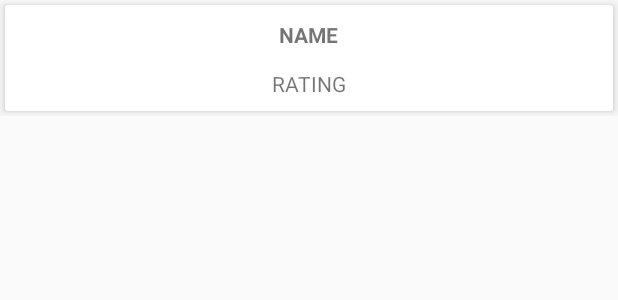
After one commit to kunalt4/railway-viacom-video, an Android app: the layout list_video_view.xml on its own in the app's theme, with its tools: preview values and no code run, on a phone screen of 412 x 824 dp. The commit adds this screen. Shown: the top 300 px of the screen. Run offline under Robolectric (Android 15) with nearby library versions, the phone set to English and light mode, and no system bars.

Commit message:
3rd Commit - RecyclerView added, thumbnails added. Issues: Thumbnails take time to load, and do not support flv.

```diff
--- a/app/build.gradle
+++ b/app/build.gradle
@@ -34,5 +34,6 @@ dependencies {
     compile 'com.android.support:mediarouter-v7:23.4.0'
     compile 'com.android.support:recyclerview-v7:23.4.0'
     compile 'com.google.android.gms:play-services-cast-framework:9.6.1'
+    compile 'com.android.support:cardview-v7:23.4.0'
     testCompile 'junit:junit:4.12'
 }
--- a/app/src/main/java/com/example/kunal4/railwayviacomvid/Config.java
+++ b/app/src/main/java/com/example/kunal4/railwayviacomvid/Config.java
@@ -1,4 +1,6 @@
 package com.example.kunal4.railwayviacomvid;
+
+import android.graphics.Bitmap;
 
 /**
  * Created by kunal4 on 12/21/16.
@@ -10,6 +12,7 @@ public class Config {
     public static String[] names;
     public static String[] links;
     public static String[] ratings;
+    public static Bitmap[] bitmaps;
 
 
     public static final String TAG_NAME = "Name";
@@ -23,5 +26,6 @@ public class Config {
         names = new String[i];
         links = new String[i];
         ratings = new String[i];
+        bitmaps = new Bitmap[i];
     }
 }
--- /dev/null
+++ b/app/src/main/res/layout/list_video_view.xml
@@ -0,0 +1,57 @@
+<?xml version="1.0" encoding="utf-8"?>
+<LinearLayout xmlns:android="http://schemas.android.com/apk/res/android"
+    xmlns:app="http://schemas.android.com/apk/res-auto"
+    android:orientation="vertical"
+    android:layout_width="match_parent"
+    android:layout_height="wrap_content">
+
+    <android.support.v7.widget.CardView
+        android:layout_width="match_parent"
+        android:layout_height="wrap_content"
+        android:layout_margin="3dp"
+
+        app:cardElevation="4dp"
+        >
+
+        <RelativeLayout
+            android:orientation="vertical"
+            android:layout_width="match_parent"
+            android:layout_height="wrap_content" >
+
+
+            <ImageView
+                android:layout_width="80dp"
+                android:layout_height="60dp"
+                android:lines="1"
+                android:layout_margin="5dp"
+                android:id="@+id/imageView"
+
+                android:layout_alignParentTop="true"
+                android:layout_alignParentStart="true" />
+
+
+            <TextView
+                android:layout_width="wrap_content"
+                android:layout_height="wrap_content"
+                android:textStyle="bold"
+                android:text="NAME"
+                android:id="@+id/textViewName"
+                android:layout_centerHorizontal="true"
+                android:layout_marginTop="10dp"/>
+
+            <TextView
+                android:layout_width="wrap_content"
+                android:layout_height="wrap_content"
+                android:text="RATING"
+                android:id="@+id/textViewRating"
+                android:layout_below="@+id/textViewName"
+                android:layout_centerHorizontal="true"
+                android:layout_marginTop="13dp" />
+
+
+        </RelativeLayout>
+
+    </android.support.v7.widget.CardView>
+
+
+</LinearLayout>
--- /dev/null
+++ b/app/src/main/res/values/ids.xml
@@ -0,0 +1,4 @@
+<?xml version="1.0" encoding="utf-8"?>
+<resources>
+    <item name="item_click_support" type="id" />
+</resources>
```
Also changed, not shown: app/src/main/java/com/example/kunal4/railwayviacomvid/CardAdapter.java (added, +97 -0 lines), app/src/main/java/com/example/kunal4/railwayviacomvid/GetBitmap.java (added, +103 -0 lines), app/src/main/java/com/example/kunal4/railwayviacomvid/ItemClickSupport.java (added, +117 -0 lines), app/src/main/java/com/example/kunal4/railwayviacomvid/ListItem.java (added, +48 -0 lines), app/src/main/java/com/example/kunal4/railwayviacomvid/ListVideoActivity.java (+68 -28 lines), app/src/main/res/layout/content_list_video.xml (+6 -7 lines), app/src/main/java/com/example/kunal4/railwayviacomvid/VideoPlayerActivity.java (line endings or trailing spaces).
